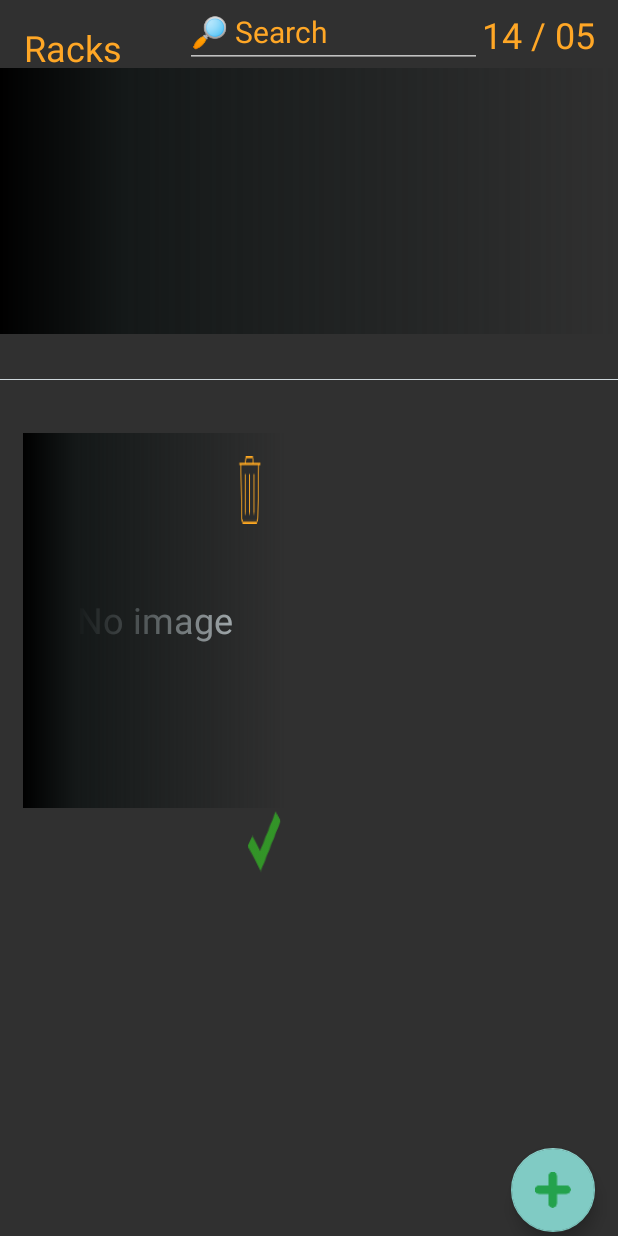
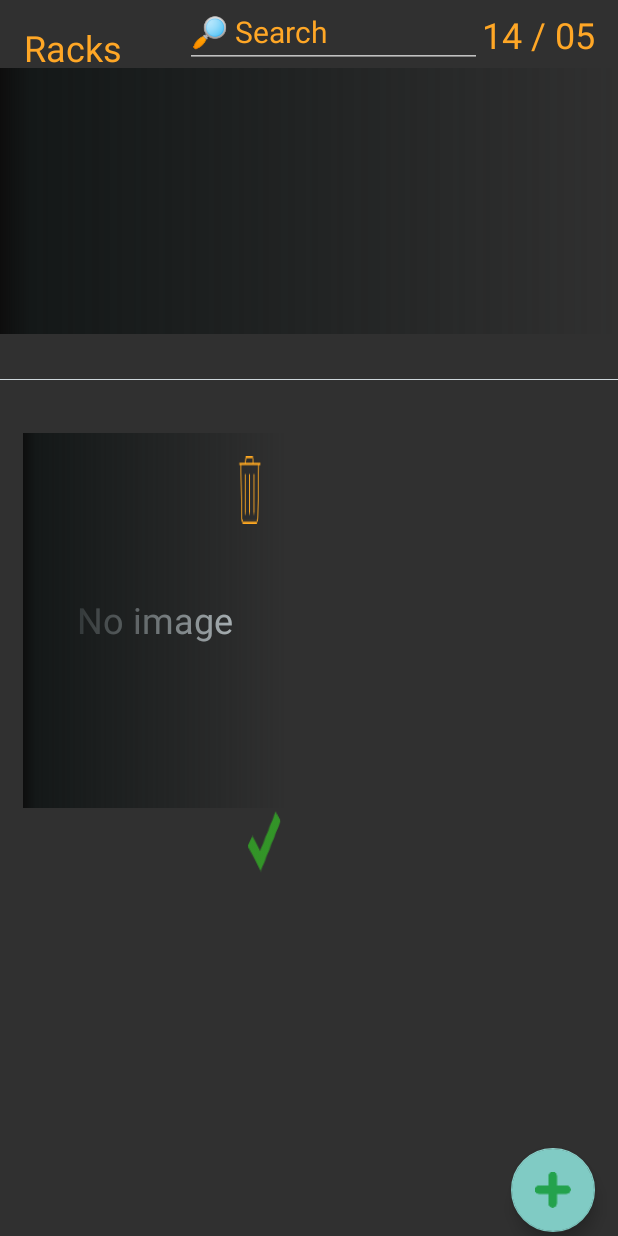
Before and after one commit to MwBakker/Digital-Storage, an Android app: the RackOverViewActivity screen opened directly, with no data from a screen before it, on a phone screen of 412 x 824 dp. Run offline under Robolectric (Android 15) with nearby library versions, the phone set to English and light mode, and no system bars; our stand-ins replace Room's generated code, data binding; 6 statements that could not run were skipped.

Commit message:
some xml changes

```diff
--- a/app/src/main/res/drawable/gradient_blue.xml
+++ b/app/src/main/res/drawable/gradient_blue.xml
@@ -4,8 +4,8 @@
     android:shape="rectangle">
     <gradient
         android:type="linear"
-        android:centerX="20%"
-        android:startColor="#FF000000"
+        android:centerX="5%"
+        android:startColor="#B7000000"
         android:centerColor="#141818"
         android:endColor="#004C6969"
         android:angle="0"/>
--- a/app/src/main/res/layout/activity_rack_menu.xml
+++ b/app/src/main/res/layout/activity_rack_menu.xml
@@ -35,12 +35,13 @@
                 android:text="@={vm.rackNameObsv}" />
             <include
                 android:id="@+id/img_view"
+                layout="@layout/img_view"
                 android:layout_width="match_parent"
                 android:layout_height="wrap_content"
                 app:layout_constraintTop_toBottomOf="@+id/edit_rack_name"
                 android:layout_marginTop="100dp"
-                layout="@layout/img_view"
                 app:img="@{vm.rackImgObsv}"
+                app:showImgButtons="@{true}"
                 app:cmdHandler="@{cmdHandler}"/>
             <Button
                 android:id="@+id/btn_cancel"
--- a/app/src/main/res/layout/img_view.xml
+++ b/app/src/main/res/layout/img_view.xml
@@ -12,6 +12,9 @@
             type="android.graphics.Bitmap"/>
         <variable
             name="showImgButtons"
+            type="boolean"/>
+        <variable
+            name="imgPresentAndIsEdit"
             type="boolean"/>
     </data>
 
@@ -47,7 +50,7 @@
         app:layout_constraintLeft_toLeftOf="@id/main_img"
         android:layout_margin="15dp"
         android:onClick="@{() -> cmdHandler.removePhoto()}"
-        android:visibility="@{img == null ? View.GONE : View.VISIBLE}"/>
+        android:visibility="@{imgPresentAndIsEdit ? View.VISIBLE : View.GONE}"/>
     <ImageButton
         android:id="@+id/btn_browse"
         style="@style/icon_folder"
--- a/app/src/main/res/layout/rack_item.xml
+++ b/app/src/main/res/layout/rack_item.xml
@@ -25,8 +25,9 @@
             android:id="@+id/main_image"
             layout="@layout/img_view"
             style="@style/match_parent"
-            app:img="@{UIRack.img}"
+            app:img="@{UIRack.rackImg}"
             app:showImgButtons="@{safeUnbox(UIRack.isEdit)}"
+            app:imgPresentAndIsEdit="@{safeUnbox(UIRack.isEdit)}"
             app:cmdHandler="@{photoCmdHandler}"
             app:layout_constraintTop_toBottomOf="@id/toolbar"/>
         <View
```
